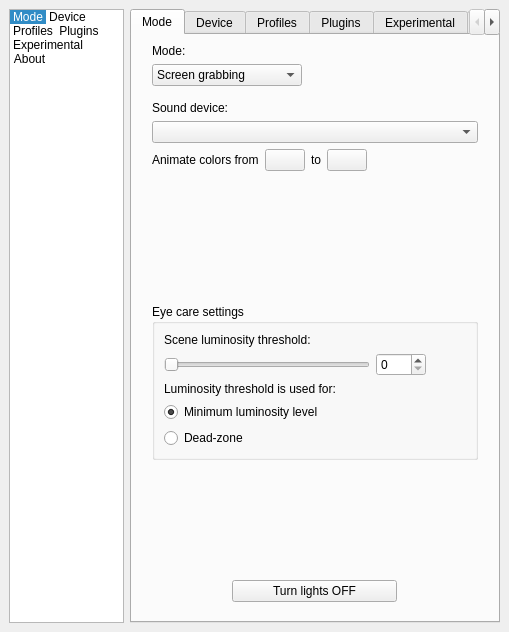
woodenshark/Lightpack, file Software/src/SettingsWindow.ui: the form before one commit.
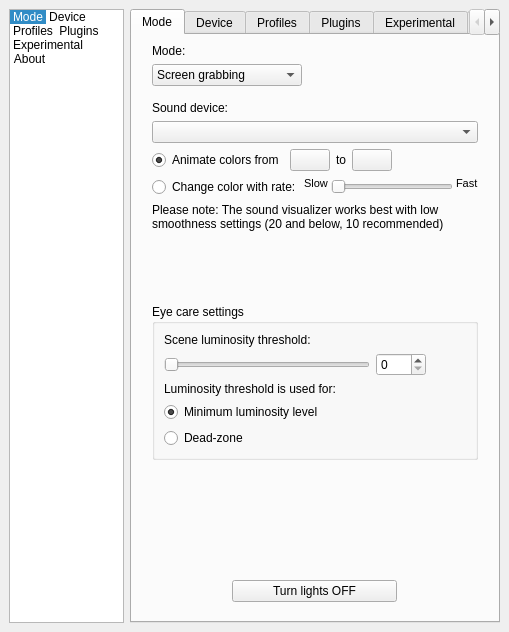
The form after the commit. The open tabs and pages were chosen to show the change. Icons and pictures are not drawn. Custom widgets are drawn as their Qt base class.

Commit message: Add liquid sound visualizer

```diff
--- a/Software/src/SettingsWindow.ui
+++ b/Software/src/SettingsWindow.ui
@@ -7,7 +7,7 @@
    <rect>
     <x>0</x>
     <y>0</y>
-    <width>496</width>
+    <width>482</width>
     <height>626</height>
    </rect>
   </property>
@@ -604,10 +604,13 @@
             <item>
              <layout class="QHBoxLayout" name="horizontalLayout_11">
               <item>
-               <widget class="QLabel" name="label_7">
+               <widget class="QRadioButton" name="radioButton_SoundVizConstantMode">
                 <property name="text">
                  <string>Animate colors from</string>
                 </property>
+                <property name="checked">
+                 <bool>true</bool>
+                </property>
                </widget>
               </item>
               <item>
@@ -664,6 +667,82 @@
               </item>
              </layout>
             </item>
+            <item>
+             <layout class="QHBoxLayout" name="horizontalLayout_13">
+              <property name="spacing">
+               <number>3</number>
+              </property>
+              <item>
+               <widget class="QRadioButton" name="radioButton_SoundVizLiquidMode">
+                <property name="text">
+                 <string>Change color with rate:</string>
+                </property>
+               </widget>
+              </item>
+              <item>
+               <widget class="QLabel" name="label_slowSoundVizLiquidSpeed">
+                <property name="font">
+                 <font>
+                  <pointsize>8</pointsize>
+                 </font>
+                </property>
+                <property name="styleSheet">
+                 <string notr="true">margin-bottom:0.4em; margin-left:0.5em</string>
+                </property>
+                <property name="text">
+                 <string>Slow</string>
+                </property>
+                <property name="alignment">
+                 <set>Qt::AlignLeading|Qt::AlignLeft|Qt::AlignTop</set>
+                </property>
+               </widget>
+              </item>
+              <item>
+               <widget class="QSlider" name="horizontalSlider_SoundVizLiquidSpeed">
+                <property name="enabled">
+                 <bool>false</bool>
+                </property>
+                <property name="minimum">
+                 <number>1</number>
+                </property>
+                <property name="maximum">
+                 <number>100</number>
+                </property>
+                <property name="orientation">
+                 <enum>Qt::Horizontal</enum>
+                </property>
+               </widget>
+              </item>
+              <item>
+               <widget class="QLabel" name="label_fastSoundVizLiquidSpeed">
+                <property name="font">
+                 <font>
+                  <pointsize>8</pointsize>
+                 </font>
+                </property>
+                <property name="styleSheet">
+                 <string notr="true">margin-bottom:0.4em;</string>
+                </property>
+                <property name="text">
+                 <string>Fast</string>
+                </property>
+                <property name="alignment">
+                 <set>Qt::AlignLeading|Qt::AlignLeft|Qt::AlignTop</set>
+                </property>
+               </widget>
+              </item>
+             </layout>
+            </item>
+            <item>
+             <widget class="QLabel" name="label_7">
+              <property name="text">
+               <string>Please note: The sound visualizer works best with low smoothness settings (20 and below, 10 recommended)</string>
+              </property>
+              <property name="wordWrap">
+               <bool>true</bool>
+              </property>
+             </widget>
+            </item>
             <item>
              <spacer name="verticalSpacer_9">
               <property name="orientation">
```
Left out of the diff: 4 changed lines with no effect on the pictures. The commit also changes 9 other files.
